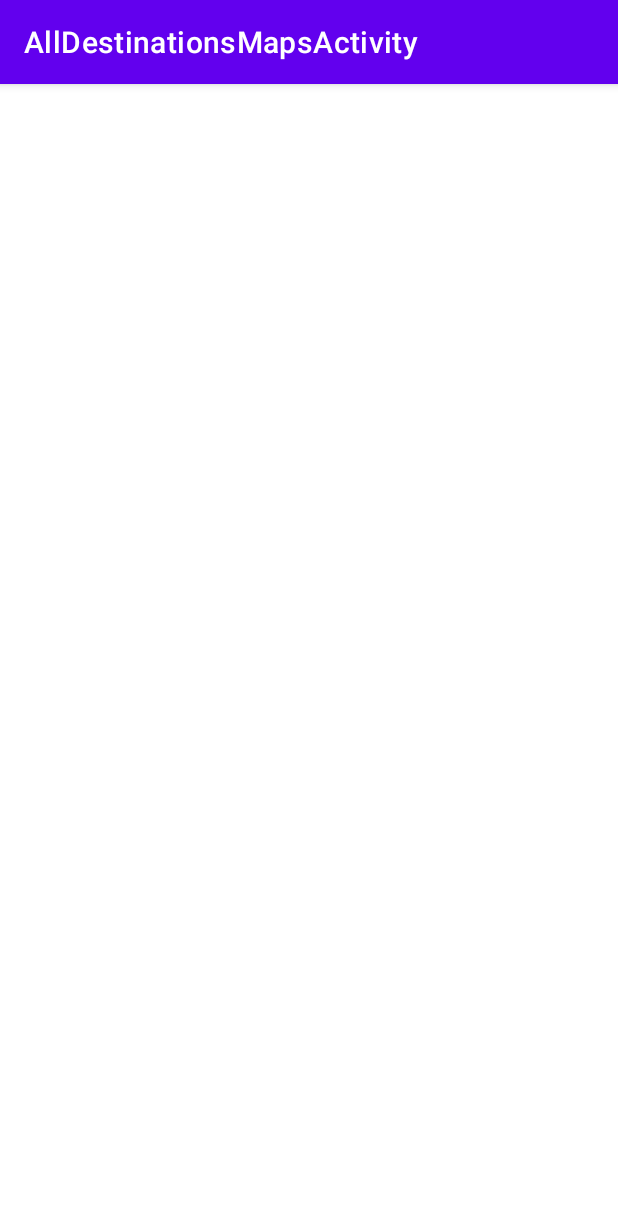
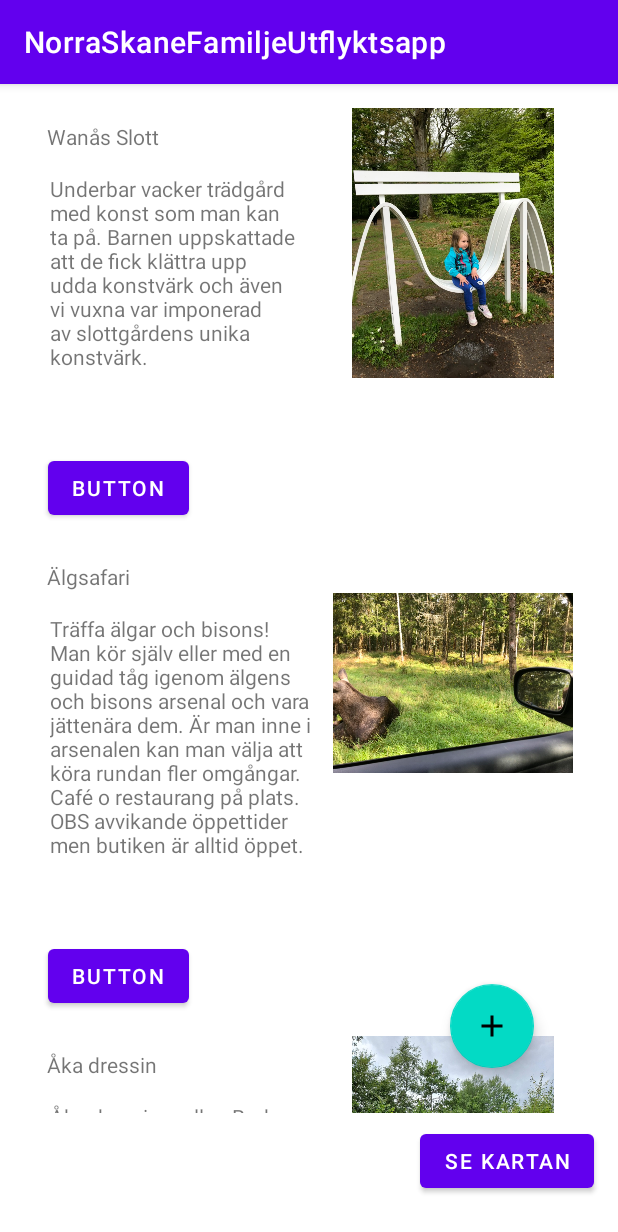
Before and after one commit to JuliaGloggPete/UtflyktstippsMedBarn, an Android app: the screen it shows after launch (AllDestinationsMapsActivity before the commit, DestinationsViewActivity after it), after a tap on "SKIP", on a phone screen of 412 x 824 dp. Shown: the top 1232 px of the screen. Run offline under Robolectric (Android 15) with nearby library versions, the phone set to English and light mode, and no system bars; our stand-ins replace Firebase (no records; nobody signed in at launch, a user with empty details on screens opened directly); Roboto replaces fonts that are not available here.

Commit message:
Recyclerview up and running

```diff
--- a/app/src/main/java/com/example/norraskanefamiljeutflyktsapp/DataManager.kt
+++ b/app/src/main/java/com/example/norraskanefamiljeutflyktsapp/DataManager.kt
@@ -1,10 +1,18 @@
 package com.example.norraskanefamiljeutflyktsapp
 import com.google.android.gms.maps.model.LatLng
+import com.google.firebase.firestore.ktx.firestore
+import com.google.firebase.ktx.Firebase
 
 
-class DataManager {
+object DataManager {
 
     val destinations = mutableListOf<Places>()
+    val db = Firebase.firestore
+
+    init {
+        createBaseData()
+
+    }
 
 
     fun createBaseData(){
--- /dev/null
+++ b/app/src/main/java/com/example/norraskanefamiljeutflyktsapp/DestinatinRecyclerAdapter.kt
@@ -0,0 +1,47 @@
+package com.example.norraskanefamiljeutflyktsapp
+
+import android.content.Context
+import android.view.LayoutInflater
+import android.view.View
+import android.view.ViewGroup
+import android.widget.Button
+import android.widget.ImageView
+import android.widget.TextView
+import androidx.recyclerview.widget.RecyclerView
+
+class DestinatinRecyclerAdapter (val context: Context,
+                                 val destinations : List<Places>) : RecyclerView.Adapter<DestinatinRecyclerAdapter.ViewHolder>(){
+
+ val layoutInflater = LayoutInflater.from(context)
+
+    override fun onCreateViewHolder(parent: ViewGroup, viewType: Int): ViewHolder {
+
+        val destinationView = layoutInflater.inflate(R.layout.list_item_destination,parent,false)
+
+        return ViewHolder(destinationView)
+
+    }
+
+    override fun onBindViewHolder(holder: ViewHolder, position: Int) {
+   val destination = destinations[position]
+        holder.titleTextView.text = destination.title
+        holder.descriptionTextView.text = destination.description
+        holder.destinationImage.setImageResource(destination.destinationImage)
+    }
+
+    override fun getItemCount()= destinations.size
+
+    inner class ViewHolder(destinationView: View) : RecyclerView.ViewHolder(destinationView){
+
+        val titleTextView = destinationView.findViewById<TextView>(R.id.tv_titleRecyclerview)
+        val descriptionTextView = destinationView.findViewById<TextView>(R.id.tv_ShortTextdescr)
+        val destinationImage = destinationView.findViewById<ImageView>(R.id.imageView)
+        val moreButton = destinationView.findViewById<Button>(R.id.button)
+
+
+    }
+
+
+
+
+}
--- /dev/null
+++ b/app/src/main/java/com/example/norraskanefamiljeutflyktsapp/DestinationsViewActivity.kt
@@ -0,0 +1,24 @@
+package com.example.norraskanefamiljeutflyktsapp
+
+import androidx.appcompat.app.AppCompatActivity
+import android.os.Bundle
+import androidx.recyclerview.widget.LinearLayoutManager
+import androidx.recyclerview.widget.RecyclerView
+
+class DestinationsViewActivity : AppCompatActivity() {
+
+    lateinit var recyclerView: RecyclerView
+
+    override fun onCreate(savedInstanceState: Bundle?) {
+        super.onCreate(savedInstanceState)
+        setContentView(R.layout.activity_destinations_view)
+
+        recyclerView=findViewById(R.id.recyclerView)
+
+        recyclerView.layoutManager = LinearLayoutManager(this)
+        recyclerView.adapter = DestinatinRecyclerAdapter(this, DataManager.destinations )
+
+
+
+    }
+}
--- a/app/src/main/java/com/example/norraskanefamiljeutflyktsapp/MainActivity.kt
+++ b/app/src/main/java/com/example/norraskanefamiljeutflyktsapp/MainActivity.kt
@@ -49,7 +49,7 @@ class MainActivity : AppCompatActivity() {
     }
 
     fun gotoPlacesActivitiy() {
-        val intent = Intent(this, AllDestinationsMapsActivity ::class.java)
+        val intent = Intent(this, DestinationsViewActivity ::class.java)
         startActivity(intent)
 
     }
--- a/app/src/main/java/com/example/norraskanefamiljeutflyktsapp/Places.kt
+++ b/app/src/main/java/com/example/norraskanefamiljeutflyktsapp/Places.kt
@@ -1,7 +1,6 @@
 package com.example.norraskanefamiljeutflyktsapp
 
 import com.google.android.gms.maps.model.LatLng
-import java.time.Duration
 
 
 data class Places(
@@ -10,7 +9,7 @@ data class Places(
     var PostalCodeNVillage: String? = null,
     var homepage: String? = null,
 
-    var description : String?= null,
+    var description : String? =null,
     var latlang :LatLng? =null,
 
     var restaurant : Boolean = false,
@@ -28,5 +27,5 @@ data class Places(
 
     var pris: String? = null,
     var öppetider: String? = null,
-    var produkImage: Int,
+    var destinationImage: Int,
     )
--- /dev/null
+++ b/app/src/main/res/drawable/ic_baseline_accessible_24.xml
@@ -0,0 +1,6 @@
+<vector android:autoMirrored="true" android:height="24dp"
+    android:tint="#000000" android:viewportHeight="24"
+    android:viewportWidth="24" android:width="24dp" xmlns:android="http://schemas.android.com/apk/res/android">
+    <path android:fillColor="@android:color/white" android:pathData="M12,4m-2,0a2,2 0,1 1,4 0a2,2 0,1 1,-4 0"/>
+    <path android:fillColor="@android:color/white" android:pathData="M19,13v-2c-1.54,0.02 -3.09,-0.75 -4.07,-1.83l-1.29,-1.43c-0.17,-0.19 -0.38,-0.34 -0.61,-0.45 -0.01,0 -0.01,-0.01 -0.02,-0.01L13,7.28c-0.35,-0.2 -0.75,-0.3 -1.19,-0.26C10.76,7.11 10,8.04 10,9.09L10,15c0,1.1 0.9,2 2,2h5v5h2v-5.5c0,-1.1 -0.9,-2 -2,-2h-3v-3.45c1.29,1.07 3.25,1.94 5,1.95zM12.83,18c-0.41,1.16 -1.52,2 -2.83,2 -1.66,0 -3,-1.34 -3,-3 0,-1.31 0.84,-2.41 2,-2.83L9,12.1c-2.28,0.46 -4,2.48 -4,4.9 0,2.76 2.24,5 5,5 2.42,0 4.44,-1.72 4.9,-4h-2.07z"/>
+</vector>
--- /dev/null
+++ b/app/src/main/res/drawable/ic_baseline_child_friendly_24.xml
@@ -0,0 +1,5 @@
+<vector android:height="24dp" android:tint="#000000"
+    android:viewportHeight="24" android:viewportWidth="24"
+    android:width="24dp" xmlns:android="http://schemas.android.com/apk/res/android">
+    <path android:fillColor="@android:color/white" android:pathData="M13,2v8h8c0,-4.42 -3.58,-8 -8,-8zM19.32,15.89C20.37,14.54 21,12.84 21,11L6.44,11l-0.95,-2L2,9v2h2.22s1.89,4.07 2.12,4.42c-1.1,0.59 -1.84,1.75 -1.84,3.08C4.5,20.43 6.07,22 8,22c1.76,0 3.22,-1.3 3.46,-3h2.08c0.24,1.7 1.7,3 3.46,3 1.93,0 3.5,-1.57 3.5,-3.5 0,-1.04 -0.46,-1.97 -1.18,-2.61zM8,20c-0.83,0 -1.5,-0.67 -1.5,-1.5S7.17,17 8,17s1.5,0.67 1.5,1.5S8.83,20 8,20zM17,20c-0.83,0 -1.5,-0.67 -1.5,-1.5S16.17,17 17,17s1.5,0.67 1.5,1.5S17.83,20 17,20z"/>
+</vector>
--- /dev/null
+++ b/app/src/main/res/drawable/ic_baseline_home_24.xml
@@ -0,0 +1,5 @@
+<vector android:height="24dp" android:tint="#000000"
+    android:viewportHeight="24" android:viewportWidth="24"
+    android:width="24dp" xmlns:android="http://schemas.android.com/apk/res/android">
+    <path android:fillColor="@android:color/white" android:pathData="M10,20v-6h4v6h5v-8h3L12,3 2,12h3v8z"/>
+</vector>
--- /dev/null
+++ b/app/src/main/res/drawable/ic_baseline_restaurant_menu_24.xml
@@ -0,0 +1,5 @@
+<vector android:height="24dp" android:tint="#000000"
+    android:viewportHeight="24" android:viewportWidth="24"
+    android:width="24dp" xmlns:android="http://schemas.android.com/apk/res/android">
+    <path android:fillColor="@android:color/white" android:pathData="M8.1,13.34l2.83,-2.83L3.91,3.5c-1.56,1.56 -1.56,4.09 0,5.66l4.19,4.18zM14.88,11.53c1.53,0.71 3.68,0.21 5.27,-1.38 1.91,-1.91 2.28,-4.65 0.81,-6.12 -1.46,-1.46 -4.2,-1.1 -6.12,0.81 -1.59,1.59 -2.09,3.74 -1.38,5.27L3.7,19.87l1.41,1.41L12,14.41l6.88,6.88 1.41,-1.41L13.41,13l1.47,-1.47z"/>
+</vector>
--- /dev/null
+++ b/app/src/main/res/drawable/ic_baseline_toys_24.xml
@@ -0,0 +1,5 @@
+<vector android:height="24dp" android:tint="#000000"
+    android:viewportHeight="24" android:viewportWidth="24"
+    android:width="24dp" xmlns:android="http://schemas.android.com/apk/res/android">
+    <path android:fillColor="@android:color/white" android:pathData="M22,14c0,-1.95 -1.4,-3.57 -3.25,-3.92L17.4,6.05C17,4.82 15.85,4 14.56,4H9.44C8.15,4 7,4.82 6.6,6.05L5.81,8.4L4.41,7l0.29,-0.29c0.39,-0.39 0.39,-1.02 0,-1.41c-0.39,-0.39 -1.02,-0.39 -1.41,0l-2,2c-0.39,0.39 -0.39,1.02 0,1.41c0.39,0.39 1.02,0.39 1.41,0L3,8.41l1.79,1.79C3.18,10.72 2,12.22 2,14c0,1.5 0.83,2.79 2.05,3.48C4.28,18.9 5.51,20 7,20c1.3,0 2.4,-0.84 2.82,-2h4.37c0.41,1.16 1.51,2 2.82,2c1.49,0 2.72,-1.1 2.95,-2.52C21.17,16.79 22,15.5 22,14zM7,18c-0.55,0 -1,-0.45 -1,-1s0.45,-1 1,-1s1,0.45 1,1S7.55,18 7,18zM11,10H7.41L7.39,9.98l1.1,-3.3C8.63,6.27 9.01,6 9.44,6H11V10zM13,6h1.56c0.43,0 0.81,0.27 0.95,0.68L16.61,10H13V6zM17,18c-0.55,0 -1,-0.45 -1,-1s0.45,-1 1,-1s1,0.45 1,1S17.55,18 17,18z"/>
+</vector>
--- /dev/null
+++ b/app/src/main/res/layout/activity_destinations_view.xml
@@ -0,0 +1,43 @@
+<?xml version="1.0" encoding="utf-8"?>
+<androidx.constraintlayout.widget.ConstraintLayout xmlns:android="http://schemas.android.com/apk/res/android"
+    xmlns:app="http://schemas.android.com/apk/res-auto"
+    xmlns:tools="http://schemas.android.com/tools"
+    android:layout_width="match_parent"
+    android:layout_height="match_parent"
+    tools:context=".DestinationsViewActivity">
+
+    <androidx.recyclerview.widget.RecyclerView
+        android:id="@+id/recyclerView"
+        android:layout_width="0dp"
+        android:layout_height="0dp"
+        android:layout_marginBottom="82dp"
+        app:layout_constraintBottom_toBottomOf="parent"
+        app:layout_constraintEnd_toEndOf="parent"
+        app:layout_constraintHorizontal_bias="1.0"
+        app:layout_constraintStart_toStartOf="parent"
+        app:layout_constraintTop_toTopOf="parent"
+        app:layout_constraintVertical_bias="1.0" />
+
+    <com.google.android.material.floatingactionbutton.FloatingActionButton
+        android:id="@+id/floatingActionButton2"
+        android:layout_width="wrap_content"
+        android:layout_height="wrap_content"
+        android:layout_marginStart="300dp"
+        android:layout_marginBottom="112dp"
+        android:clickable="true"
+        app:layout_constraintBottom_toBottomOf="parent"
+        app:layout_constraintStart_toStartOf="parent"
+        app:srcCompat="@drawable/ic_baseline_add_24"
+        tools:ignore="SpeakableTextPresentCheck" />
+
+    <Button
+        android:id="@+id/btn_seeCard"
+        android:layout_width="wrap_content"
+        android:layout_height="wrap_content"
+        android:layout_marginTop="8dp"
+        android:layout_marginEnd="16dp"
+        android:text="Se kartan"
+        app:layout_constraintEnd_toEndOf="parent"
+        app:layout_constraintTop_toBottomOf="@+id/recyclerView" />
+
+</androidx.constraintlayout.widget.ConstraintLayout>
--- /dev/null
+++ b/app/src/main/res/layout/list_item_destination.xml
@@ -0,0 +1,47 @@
+<?xml version="1.0" encoding="utf-8"?>
+<androidx.constraintlayout.widget.ConstraintLayout xmlns:android="http://schemas.android.com/apk/res/android"
+    xmlns:app="http://schemas.android.com/apk/res-auto"
+    xmlns:tools="http://schemas.android.com/tools"
+    android:layout_width="match_parent"
+    android:layout_height="wrap_content">
+
+    <TextView
+        android:id="@+id/tv_titleRecyclerview"
+        android:layout_width="wrap_content"
+        android:layout_height="wrap_content"
+        android:layout_marginStart="31dp"
+        android:layout_marginTop="25dp"
+        android:text="TextView"
+        app:layout_constraintStart_toStartOf="parent"
+        app:layout_constraintTop_toTopOf="parent" />
+
+    <TextView
+        android:id="@+id/tv_ShortTextdescr"
+        android:layout_width="180dp"
+        android:layout_height="wrap_content"
+        android:layout_marginStart="33dp"
+        android:layout_marginTop="15dp"
+        android:text="TextView"
+        app:layout_constraintStart_toStartOf="parent"
+        app:layout_constraintTop_toBottomOf="@+id/tv_titleRecyclerview" />
+
+    <Button
+        android:id="@+id/button"
+        android:layout_width="wrap_content"
+        android:layout_height="wrap_content"
+        android:layout_marginStart="32dp"
+        android:layout_marginTop="54dp"
+        android:text="Button"
+        app:layout_constraintStart_toStartOf="parent"
+        app:layout_constraintTop_toBottomOf="@+id/tv_ShortTextdescr" />
+
+    <ImageView
+        android:id="@+id/imageView"
+        android:layout_width="160dp"
+        android:layout_height="180dp"
+        android:layout_marginTop="16dp"
+        android:layout_marginEnd="30dp"
+        app:layout_constraintEnd_toEndOf="parent"
+        app:layout_constraintTop_toTopOf="parent"
+        tools:srcCompat="@tools:sample/avatars" />
+</androidx.constraintlayout.widget.ConstraintLayout>
```
Also changed, not shown: app/src/main/AndroidManifest.xml (+7 -0 lines), app/src/main/java/com/example/norraskanefamiljeutflyktsapp/TestScrollDownAdd.kt (+45 -0 lines), app/src/main/res/drawable/ic_baseline_outdoor_grill_24.xml (added, +8 -0 lines), app/src/main/res/drawable/ic_baseline_pets_24.xml (added, +9 -0 lines), app/src/main/res/drawable/ic_outline_sports_handball_24.xml (added, +7 -0 lines), app/src/main/res/layout/activity_test_scroll_down_add.xml (+5 -5 lines), app/src/main/res/layout/activity_test_scroll_down_add2.xml (+5 -5 lines).
